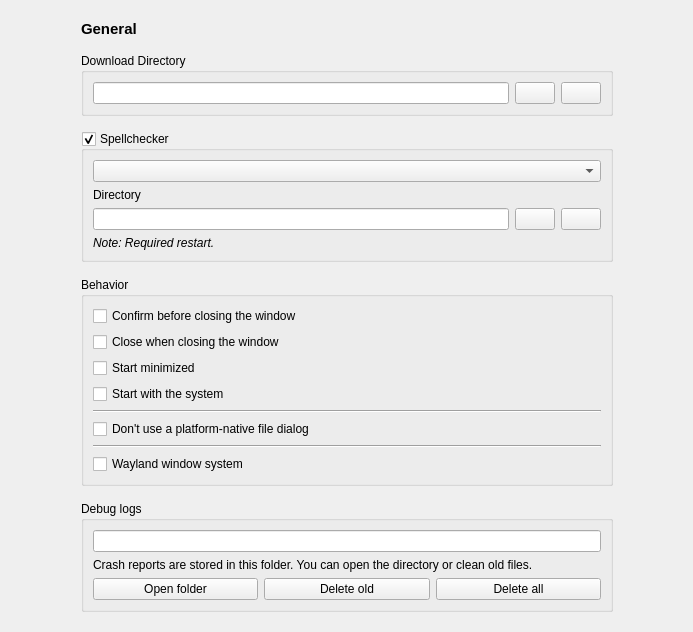
Above: zapzap/ui/ui_page_general.ui from rafatosta/zapzap before the change. Below: the same form after it.
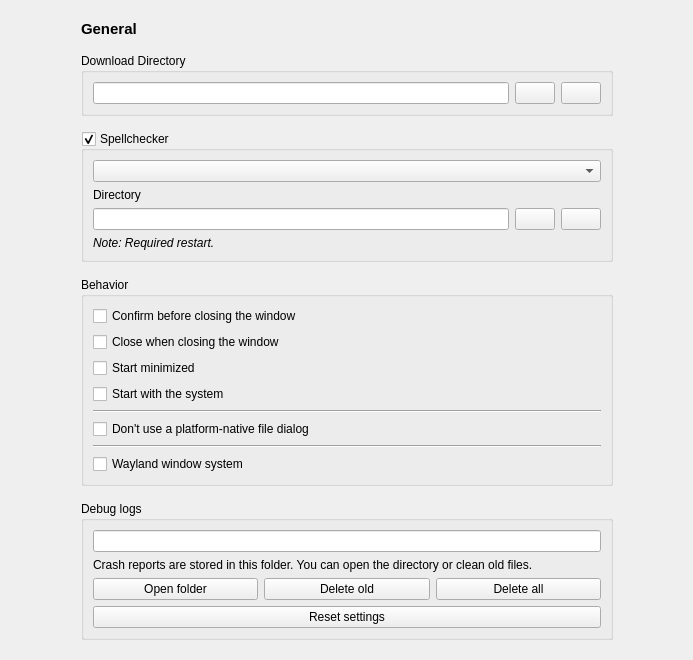
That is the form after the change.

Commit message: feat(settings): add reset settings (.config) action

What changed in the file:
```diff
--- a/zapzap/ui/ui_page_general.ui
+++ b/zapzap/ui/ui_page_general.ui
@@ -270,6 +270,13 @@
              </item>
             </layout>
            </item>
+           <item>
+            <widget class="QPushButton" name="btn_reset_settings">
+             <property name="text">
+              <string>Reset settings</string>
+             </property>
+            </widget>
+           </item>
           </layout>
          </widget>
         </item>
```
Lines whose indentation alone changed are shown as unchanged. The commit also changes 2 other files.
